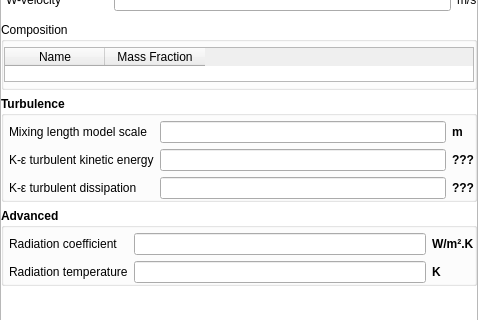
Before: the Qt Designer form gui/uifiles/initial_conditions.ui in truongd8593/mfix, drawn with Qt 5; both pictures show x 0 to 478 and y 307 to 627 of the 478 by 942 pixel window.
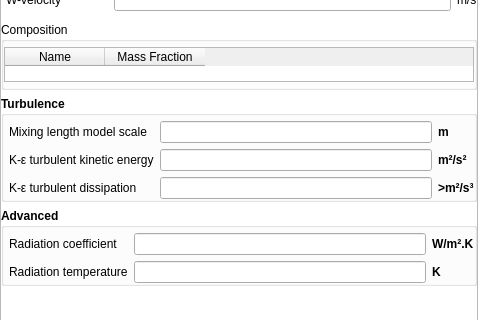
After: the same form once the commit is applied. Custom widgets are drawn as their Qt base class.

Commit message: issues/151  add unit labels to ICs turbulence inputs

```diff
--- a/gui/uifiles/initial_conditions.ui
+++ b/gui/uifiles/initial_conditions.ui
@@ -644,7 +644,7 @@
                     <item row="1" column="2">
                      <widget class="QLabel" name="label_ic_k_turb_g_units">
                       <property name="text">
-                       <string>???</string>
+                       <string>m²/s²</string>
                       </property>
                      </widget>
                     </item>
@@ -667,7 +667,7 @@
                     <item row="2" column="2">
                      <widget class="QLabel" name="label_ic_e_turb_g_units">
                       <property name="text">
-                       <string>???</string>
+                       <string>>m²/s³</string>
                       </property>
                      </widget>
                     </item>
```
